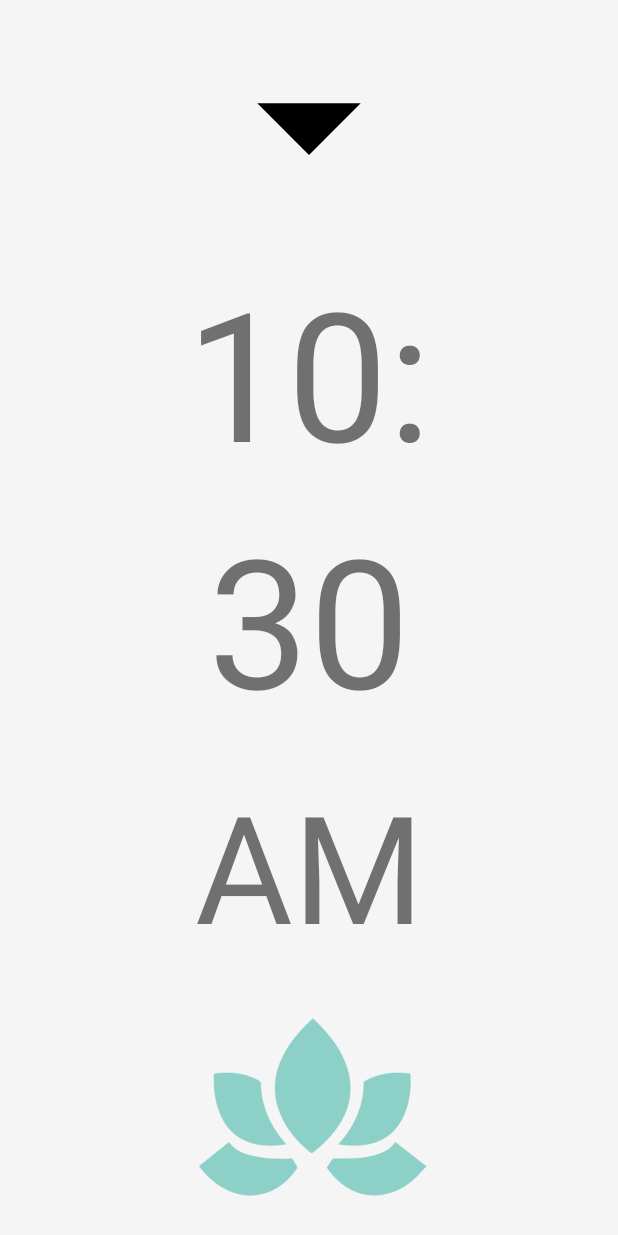
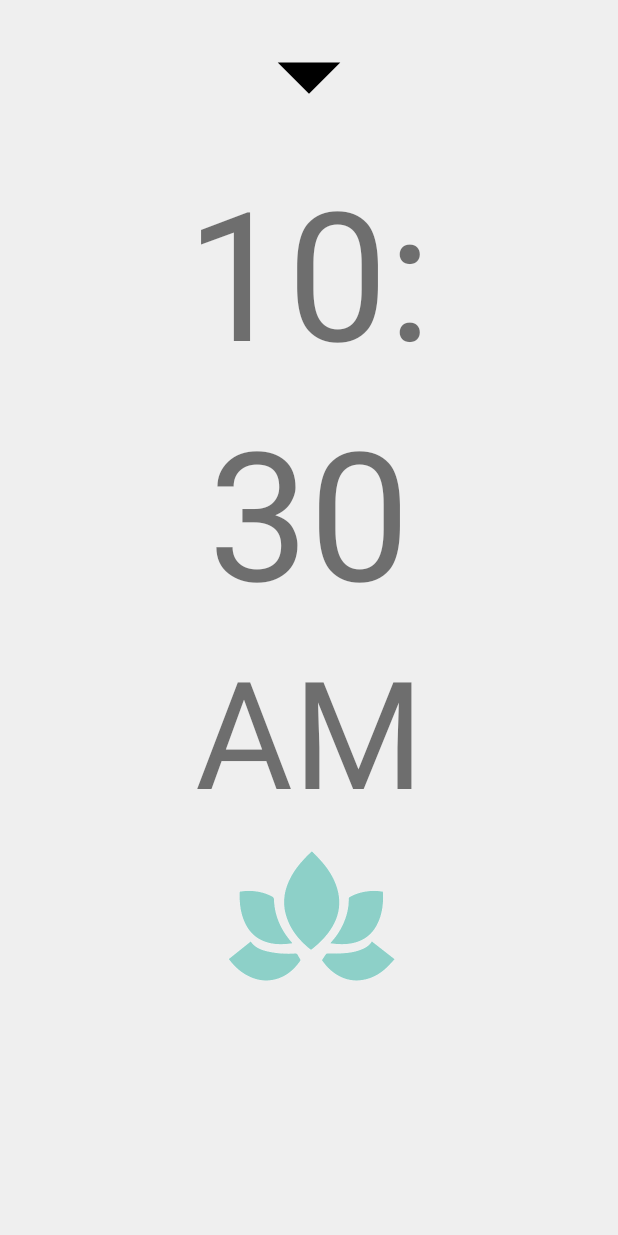
Before and after one commit to GodGilby/ShadeAPP, an Android app: the screen it shows after launch (DetectSwipeDirectionActivity), on a phone screen of 412 x 824 dp. Run offline under Robolectric (Android 15) with nearby library versions, the light colour scheme and no system bars.

Commit message:
ultima version Reloj

```diff
--- a/app/src/main/AndroidManifest.xml
+++ b/app/src/main/AndroidManifest.xml
@@ -18,9 +18,8 @@
             </intent-filter>
         </activity>
         <activity android:name=".ConfiguracionActivity"></activity>
-        <activity
-            android:name=".Relajacion2Activity"
-            android:label="@string/title_activity_relajacion2"></activity>
+        <activity android:name=".RelajacionActivity"></activity>
+        <activity android:name=".Relajacion2Activity"></activity>
     </application>
 
 </manifest>
--- a/app/src/main/java/com/example/gilby/shadeapp/DetectSwipeDirectionActivity.java
+++ b/app/src/main/java/com/example/gilby/shadeapp/DetectSwipeDirectionActivity.java
@@ -7,6 +7,7 @@ import android.support.v4.view.GestureDetectorCompat;
 import android.support.v7.app.AppCompatActivity;
 import android.util.Log;
 import android.view.MotionEvent;
+import android.view.View;
 import android.widget.DigitalClock;
 import android.widget.ImageView;
 import android.widget.TextView;
@@ -17,9 +18,8 @@ public class DetectSwipeDirectionActivity extends AppCompatActivity {
 
     // This textview is used to display swipe or tap status info.
     private TextView Thora,Tminutos,Tformato;
-    private ImageView logo ;
+    private ImageView logo,Desplegable ;
     private Calendar HActual;
-    private int hora,minutos,segundos ;
     // This is the gesture detector compat instance.
     private GestureDetectorCompat gestureDetectorCompat = null;
 
@@ -33,6 +33,7 @@ public class DetectSwipeDirectionActivity extends AppCompatActivity {
         Tformato = (TextView) findViewById(R.id.visor_formato);
 
         logo = (ImageView)findViewById(R.id.logo1);
+        Desplegable = (ImageView)findViewById(R.id.boton_opciones);
 
         Calendar HActual = Calendar.getInstance();
 
@@ -52,6 +53,27 @@ public class DetectSwipeDirectionActivity extends AppCompatActivity {
         updateTime();
 
         tiempo.start();
+
+        Desplegable.setOnClickListener(new View.OnClickListener() {
+            @Override
+            public void onClick(View view) {
+                Intent regist = new Intent(DetectSwipeDirectionActivity.this, ConfiguracionActivity.class);
+                startActivity(regist);
+                overridePendingTransition(R.anim.slide_in_top, R.anim.slide_out_bot);
+                finish();
+            }
+
+        });
+
+        logo.setOnClickListener(new View.OnClickListener() {
+            @Override
+            public void onClick(View view) {
+                Intent regist = new Intent(DetectSwipeDirectionActivity.this, RelajacionActivity.class);
+                startActivity(regist);
+                finish();
+            }
+
+        });
 
 
 
@@ -108,7 +130,7 @@ public class DetectSwipeDirectionActivity extends AppCompatActivity {
 
         if (Accion == "abajo"){
 
-            Intent regist = new Intent(DetectSwipeDirectionActivity.this, ConfiguracionActivity.class);
+            Intent regist = new Intent(DetectSwipeDirectionActivity.this, RelajacionActivity.class);
             startActivity(regist);
             overridePendingTransition(R.anim.slide_in_bot, R.anim.slide_out_top);
             finish();
@@ -126,7 +148,11 @@ public class DetectSwipeDirectionActivity extends AppCompatActivity {
         else if (HActual.get(Calendar.AM_PM) == Calendar.PM)
             am_pm = "PM";
         Thora.setText(String.valueOf(HActual.get(Calendar.HOUR))+ ":");
-        Tminutos.setText(String.valueOf(HActual.get(Calendar.MINUTE)));
+        if(HActual.get(Calendar.MINUTE)>9) {
+            Tminutos.setText(String.valueOf(HActual.get(Calendar.MINUTE)));
+        }else{
+                Tminutos.setText("0" + String.valueOf(HActual.get(Calendar.MINUTE)));
+            }
         Tformato.setText(am_pm);
     }
 }
--- a/app/src/main/java/com/example/gilby/shadeapp/RelajacionActivity.java
+++ b/app/src/main/java/com/example/gilby/shadeapp/RelajacionActivity.java
@@ -11,7 +11,7 @@ public class RelajacionActivity extends AppCompatActivity {
         super.onCreate(savedInstanceState);
         setContentView(R.layout.activity_relajacion);
 
-        EsconderNavegacion();
+       // EsconderNavegacion();
     }
     //Funcion para esconder navegacion
     public void EsconderNavegacion(){
--- a/app/src/main/res/layout/activity_main_reloj.xml
+++ b/app/src/main/res/layout/activity_main_reloj.xml
@@ -5,21 +5,21 @@
     xmlns:tools="http://schemas.android.com/tools"
     android:layout_width="match_parent"
     android:layout_height="match_parent"
-    android:background="#F5F5F5">
+    android:background="#EFEFEF">
 
     <LinearLayout
         android:layout_width="match_parent"
-        android:layout_height="match_parent"
+        android:layout_height="wrap_content"
         android:orientation="vertical"
         android:gravity="center">
 
         <ImageView
             android:layout_weight="2"
             android:id="@+id/boton_opciones"
-            android:layout_width="match_parent"
-            android:layout_height="match_parent"
+            android:layout_width="140dp"
+            android:layout_height="100dp"
             app:srcCompat="@drawable/ic_arrow_drop_down_black_24dp"
-            android:layout_gravity="center"
+            android:layout_gravity="center|top"
             />
 
         <TextView
@@ -52,8 +52,8 @@
         <ImageView
             android:layout_weight="2"
             android:id="@+id/logo1"
-            android:layout_width="match_parent"
-            android:layout_height="match_parent"
+            android:layout_width="140dp"
+            android:layout_height="120dp"
             app:srcCompat="@drawable/meditar"
              />
 
```
